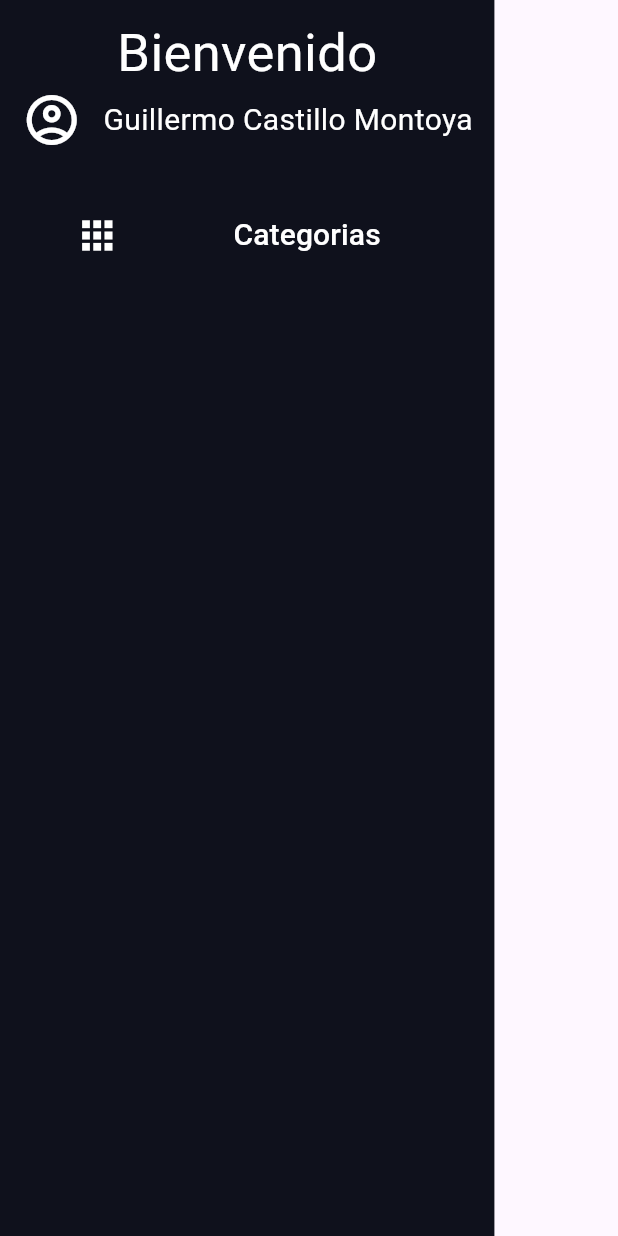
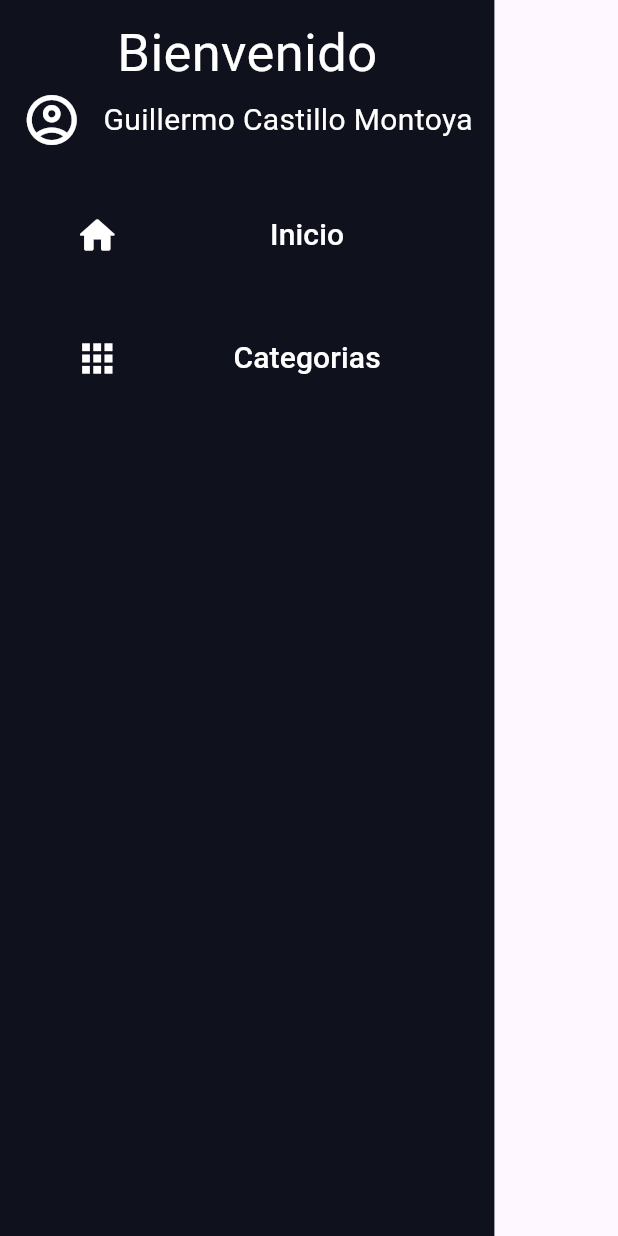
Before and after one commit to ScrobeZ/gin, a Flutter app: the DrawerView widget shown alone on an empty page, opened directly, on a phone screen of 412 x 824 dp. Run offline on Flutter 3.47's test engine with Material 2 defaults, Android fonts, the phone set to English and light mode, and no system bars; our stand-ins replace dio, go_router; network calls fail.

Commit message:
Se agrego boton de home al drawer

```diff
--- a/lib/config/router/app_router.dart
+++ b/lib/config/router/app_router.dart
@@ -8,7 +8,7 @@ import 'package:gin/views/home/home_view.dart';
 import 'package:gin/views/product/product_view.dart';
 import 'package:gin/views/shopping_cart/shopping_cart_view.dart';
 import 'package:gin/views/login/login_view.dart';
-import 'package:gin/views/login/register_view.dart';
+import 'package:gin/views/register/register_view.dart';
 import 'package:gin/views/startup/startup_view.dart';
 import 'package:go_router/go_router.dart';
 
--- a/lib/views/home/drawer/drawer_view.dart
+++ b/lib/views/home/drawer/drawer_view.dart
@@ -24,11 +24,11 @@ class _DrawerViewState extends State<DrawerView> {
         children: [
           verticalMicroGap,
           verticalMicroGap,
-          Text(
+          const Text(
             'Bienvenido',
             style: TextStyle(color: Colors.white, fontSize: 35),
           ),
-          Row(
+          const Row(
             mainAxisAlignment: MainAxisAlignment.spaceEvenly,
             children: [
               Icon(
@@ -46,7 +46,29 @@ class _DrawerViewState extends State<DrawerView> {
           Row(
             mainAxisAlignment: MainAxisAlignment.spaceEvenly,
             children: [
-              Icon(
+              const Icon(
+                Icons.home_rounded,
+                color: Colors.white,
+                size: 30,
+              ),
+              CustomTextButton(
+                text: 'Inicio',
+                fontSize: 20,
+                textColor: Colors.white,
+                color: Colors.transparent,
+                heigth: 50,
+                width: 150,
+                onPressed: () {
+                  model.navigateToHome(context);
+                },
+              ),
+            ],
+          ),
+          verticalBigGap,
+          Row(
+            mainAxisAlignment: MainAxisAlignment.spaceEvenly,
+            children: [
+              const Icon(
                 Icons.apps,
                 color: Colors.white,
                 size: 30,
--- a/lib/views/home/drawer/drawer_view_model.dart
+++ b/lib/views/home/drawer/drawer_view_model.dart
@@ -6,4 +6,8 @@ class DrawerViewModel {
   navigateToCategory(BuildContext context) {
     context.push(categoryRoute);
   }
+
+  navigateToHome(BuildContext context) {
+    context.push(dashboardRoute);
+  }
 }
```
Also changed, not shown: lib/views/register/register_view.dart (renamed from lib/views/login/register_view.dart, +8 -8 lines), lib/views/register/register_view_model.dart (renamed from lib/views/login/register_view_model.dart).
